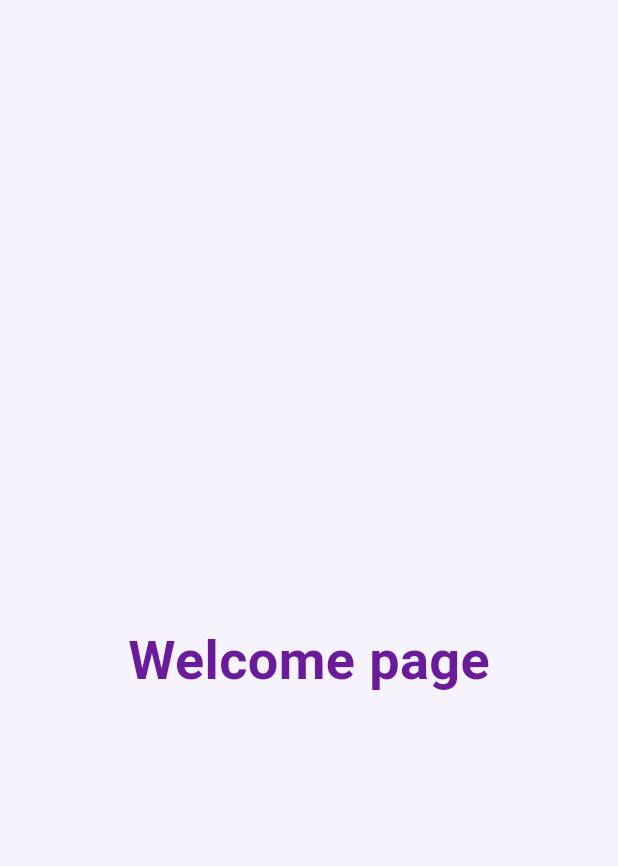
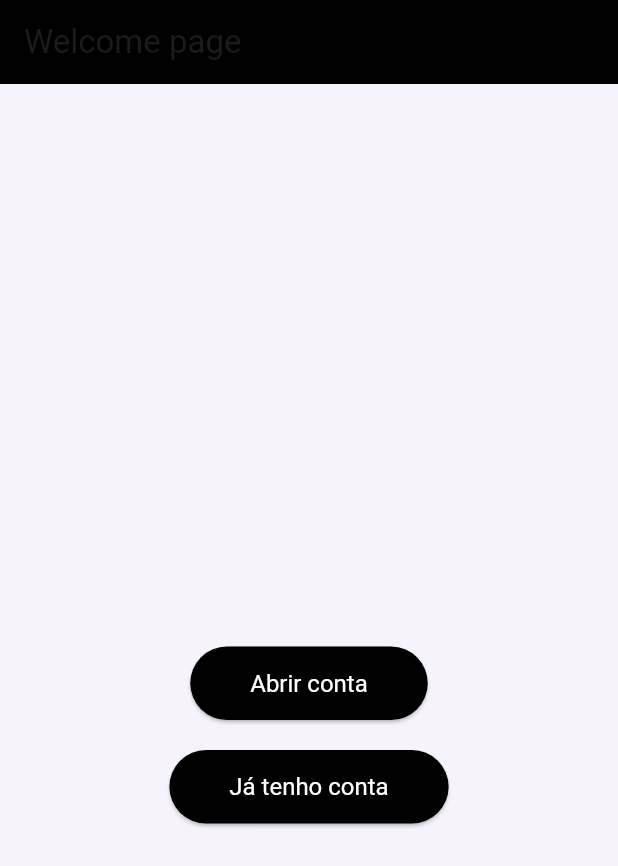
Before and after one commit to CarolBastos/tech_challenge_fase3, a Flutter app: the screen it shows after launch, on a phone screen of 412 x 824 dp. Shown: the top 866 px of the screen. Run offline on Flutter 3.47's test engine with Material 3 defaults, Android fonts, the phone set to English and light mode, and no system bars; our stand-ins replace firebase_core; accounts and stored records are empty.

Commit message:
adicionando botões de login e cadastro de usuario

```diff
--- a/lib/app_colors.dart
+++ b/lib/app_colors.dart
@@ -1,21 +1,24 @@
 import 'package:flutter/material.dart';
 
 class AppColors {
-  static const int _purplePrimaryValue = 0xFF9C27B0;
+  static const int _greenPrimaryValue = 0xFF47A138;
+
   static const MaterialColor primary =
-      MaterialColor(_purplePrimaryValue, <int, Color>{
-        50: Color(0xFFF3E5F5),
-        100: Color(0xFFE1BEE7),
-        200: Color(0xFFCE93D8),
-        300: Color(0xFFBA68C8),
-        400: Color(0xFFAB47BC),
-        500: Color(_purplePrimaryValue),
-        600: Color(0xFF8E24AA),
-        700: Color(0xFF7B1FA2),
-        800: Color(0xFF6A1B9A),
-        900: Color(0xFF4A148C),
+      MaterialColor(_greenPrimaryValue, <int, Color>{
+        50: Color(0xFFE8F5E9),
+        100: Color(0xFFC8E6C9),
+        200: Color(0xFFA5D6A7),
+        300: Color(0xFF81C784),
+        400: Color(0xFF66BB6A),
+        500: Color(_greenPrimaryValue),
+        600: Color(0xFF388E3C),
+        700: Color(0xFF2E7D32),
+        800: Color(0xFF1B5E20),
+        900: Color(0xFF0D470E),
       });
-  static const Color background = Colors.white;
+
+  static const Color white = Colors.white;
   static const Color shadow = Colors.black12;
+  static const Color black = Colors.black;
   static const Color error = Colors.red;
 }
--- a/lib/screens/welcome_screen.dart
+++ b/lib/screens/welcome_screen.dart
@@ -1,21 +1,80 @@
 import 'package:flutter/material.dart';
-
 import '../app_colors.dart';
 import '../routes.dart';
 
 class WelcomeScreen extends StatefulWidget {
-  const WelcomeScreen({super.key});
+  const WelcomeScreen({Key? key});
 
   @override
   State<WelcomeScreen> createState() => _WelcomeScreenState();
 }
 
 class _WelcomeScreenState extends State<WelcomeScreen> {
+  void _showTopModal(String title, String content) {
+    showDialog(
+      context: context,
+      barrierDismissible: true,
+      builder: (BuildContext context) {
+        return Align(
+          alignment: Alignment.topCenter,
+          child: Padding(
+            padding: const EdgeInsets.only(top: 50.0),
+            child: Material(
+              color: Colors.transparent,
+              child: Container(
+                width: MediaQuery.of(context).size.width * 0.9,
+                padding: const EdgeInsets.all(20),
+                decoration: BoxDecoration(
+                  color: Colors.white,
+                  borderRadius: BorderRadius.circular(10),
+                  boxShadow: [
+                    BoxShadow(
+                      color: Colors.black26,
+                      blurRadius: 10,
+                      spreadRadius: 2,
+                    ),
+                  ],
+                ),
+                child: Column(
+                  mainAxisSize: MainAxisSize.min,
+                  children: [
+                    Text(
+                      title,
+                      style: TextStyle(
+                        fontSize: 18,
+                        fontWeight: FontWeight.bold,
+                        color: AppColors.primary,
+                      ),
+                    ),
+                    const SizedBox(height: 10),
+                    Text(content),
+                    const SizedBox(height: 20),
+                    ElevatedButton(
+                      onPressed: () => Navigator.of(context).pop(),
+                      style: ElevatedButton.styleFrom(
+                        backgroundColor: AppColors.primary,
+                        foregroundColor: Colors.white,
+                      ),
+                      child: const Text("Fechar"),
+                    ),
+                  ],
+                ),
+              ),
+            ),
+          ),
+        );
+      },
+    );
+  }
+
   @override
   Widget build(BuildContext context) {
     return Scaffold(
-      appBar: AppBar(backgroundColor: const Color(0xFFF7F3FC)),
-      backgroundColor: const Color(0xFFF7F3FC), // Light purple background
+      appBar: AppBar(
+        backgroundColor: AppColors.black,
+        title: const Text('Welcome page'),
+      ),
+      backgroundColor: const Color(0xFFF7F3FC),
       body: Padding(
         padding: const EdgeInsets.symmetric(horizontal: 30.0),
         child: Center(
@@ -23,13 +82,39 @@ class _WelcomeScreenState extends State<WelcomeScreen> {
             child: Column(
               crossAxisAlignment: CrossAxisAlignment.center,
               children: <Widget>[
-                Text(
-                  'Welcome page',
-                  style: TextStyle(
-                    fontSize: 36.0,
-                    fontWeight: FontWeight.bold,
-                    color: AppColors.primary[800],
+                const SizedBox(height: 100),
+                ElevatedButton(
+                  onPressed:
+                      () =>
+                          _showTopModal("Abrir conta", "Modal de Abrir conta"),
+                  style: ElevatedButton.styleFrom(
+                    backgroundColor: AppColors.black,
+                    foregroundColor: AppColors.white,
+                    padding: const EdgeInsets.symmetric(
+                      vertical: 15,
+                      horizontal: 40,
+                    ),
+                    textStyle: const TextStyle(fontSize: 16),
                   ),
+                  child: const Text('Abrir conta'),
+                ),
+                const SizedBox(height: 20),
+                ElevatedButton(
+                  onPressed:
+                      () => _showTopModal(
+                        "Já tenho conta",
+                        "Modal de Já tenho conta",
+                      ),
+                  style: ElevatedButton.styleFrom(
+                    backgroundColor: Colors.black,
+                    foregroundColor: Colors.white,
+                    padding: const EdgeInsets.symmetric(
+                      vertical: 15,
+                      horizontal: 40,
+                    ),
+                    textStyle: const TextStyle(fontSize: 16),
+                  ),
+                  child: const Text('Já tenho conta'),
                 ),
               ],
             ),
```
